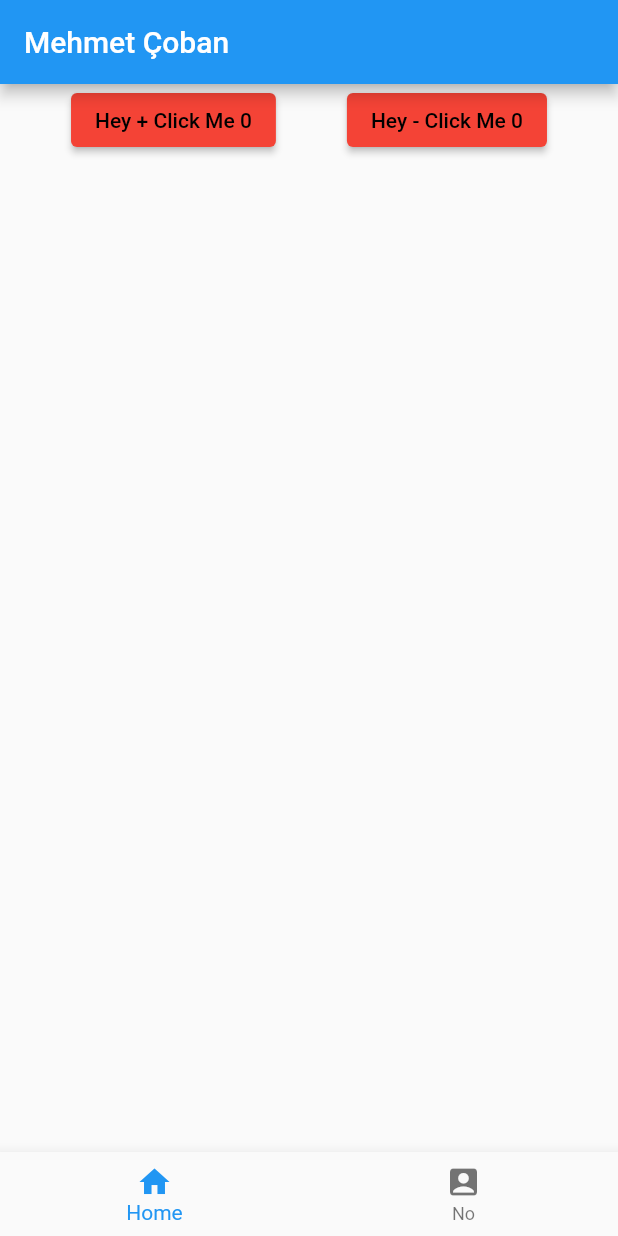
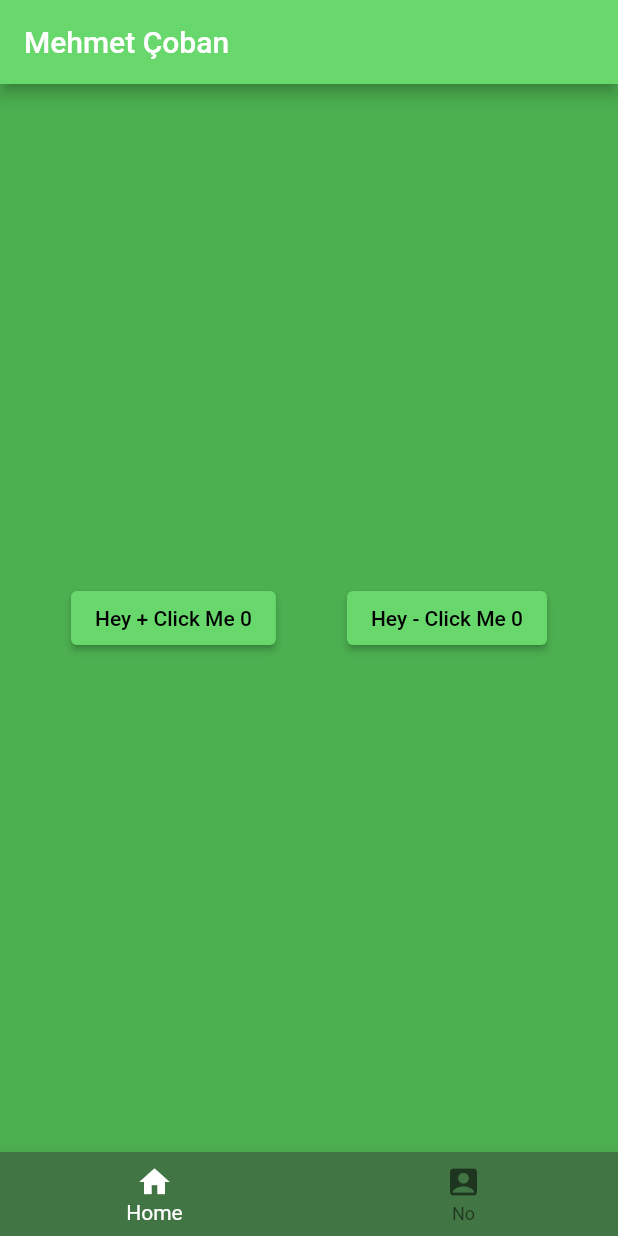
Before and after one commit to MehmetUzel/FlutterLearning, a Flutter app: the screen it shows after launch, on a phone screen of 412 x 824 dp. Run offline on Flutter 3.47's test engine with Material 2 defaults, Android fonts, the light colour scheme and no system bars.

Commit message:
Container and Styles

```diff
--- a/flutter_learn/lib/main.dart
+++ b/flutter_learn/lib/main.dart
@@ -21,20 +21,22 @@ class _MyAppState extends State<MyApp> {
       home: Scaffold(
         appBar: AppBar(
           title: const Text('Mehmet Çoban'),
+          backgroundColor: Color.fromARGB(255, 104, 216, 108),
         ),
         body: Center(
-          child: SizedBox(
+          child: Container(
             width: double.infinity,
             height: double.infinity,
+            color: Colors.green,
             child: Row(
               mainAxisAlignment: MainAxisAlignment.spaceEvenly,
-              crossAxisAlignment: CrossAxisAlignment.start,
+              crossAxisAlignment: CrossAxisAlignment.center,
 
               children: [
                 ElevatedButton(
                   style: ElevatedButton.styleFrom(
                     onPrimary: Colors.black,
-                    primary: Colors.red,
+                    primary: Color.fromARGB(255, 104, 216, 108),
                   ),
                   onPressed: () {
                     setState(() {
@@ -46,7 +48,7 @@ class _MyAppState extends State<MyApp> {
                 ElevatedButton(
                   style: ElevatedButton.styleFrom(
                     onPrimary: Colors.black,
-                    primary: Colors.red,
+                    primary: Color.fromARGB(255, 104, 216, 108),
                   ),
                   onPressed: () {
                     setState(() {
@@ -60,6 +62,8 @@ class _MyAppState extends State<MyApp> {
           ),
         ),
         bottomNavigationBar: BottomNavigationBar(
+          backgroundColor: Color.fromARGB(255, 66, 117, 68),
+          selectedItemColor: Colors.white,
           items: const [
             BottomNavigationBarItem(
               icon: Icon(Icons.home),
```
